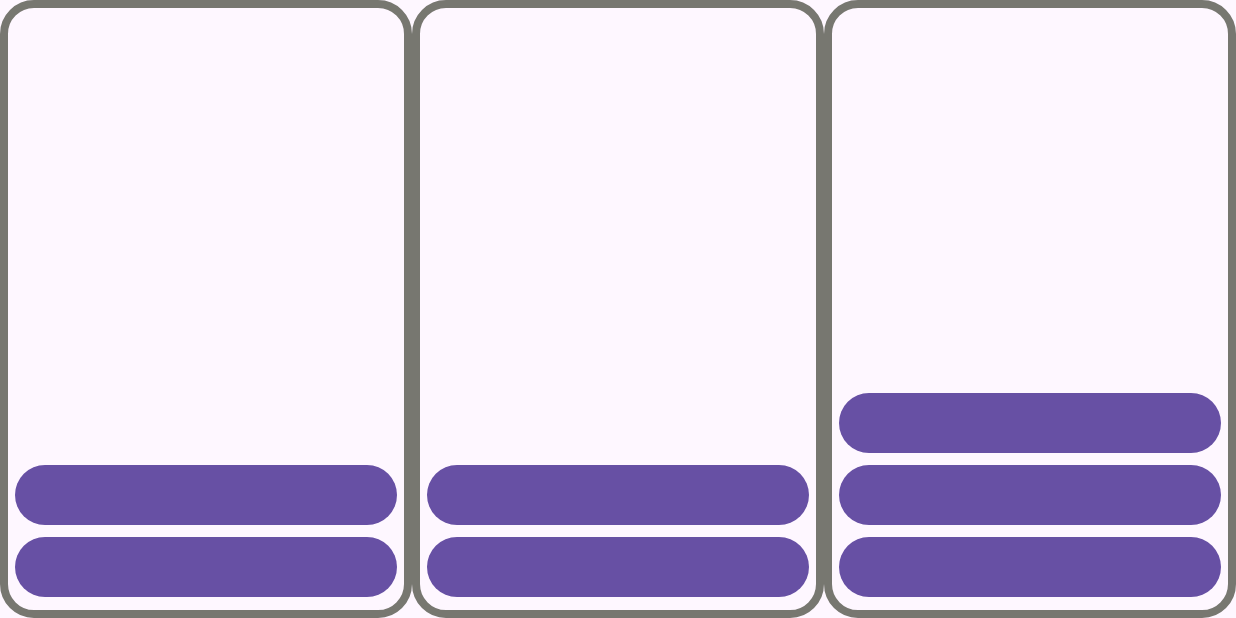
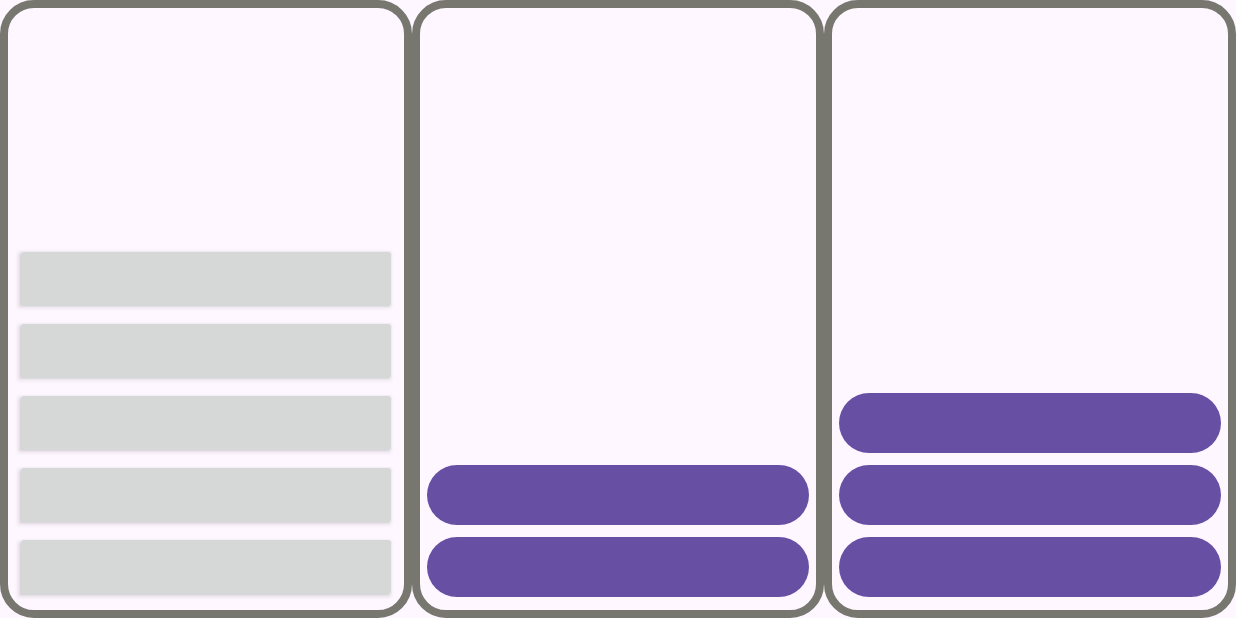
Before and after one commit to marskib/hanoi-oop-android-java, an Android app: the screen it shows after launch (MainActivity), on a phone screen of 824 x 412 dp (held sideways). Run offline under Robolectric (Android 15) with nearby library versions, the phone set to English and light mode, and no system bars.

Commit message:
pierwsze buttony dynamiczne - raczkowanie...

```diff
--- a/app/src/main/java/pl/autyzmsoft/hanoi/MainActivity.java
+++ b/app/src/main/java/pl/autyzmsoft/hanoi/MainActivity.java
@@ -3,6 +3,8 @@ package pl.autyzmsoft.hanoi;
 import androidx.appcompat.app.AppCompatActivity;
 
 import android.os.Bundle;
+import android.widget.Button;
+import android.widget.LinearLayout;
 
 public class MainActivity extends AppCompatActivity {
     static int movesToEnd; //remaining number of moves
@@ -68,7 +70,7 @@ public class MainActivity extends AppCompatActivity {
         Console.CursorVisible = false;
 
         //Number of disks:
-        int n = 2  ;
+        int n = 5  ;
         //
         movesToEnd = TotalMoves(n);
         Console.WriteLine("Liczba krążków: " + n);
@@ -84,6 +86,16 @@ public class MainActivity extends AppCompatActivity {
         for (int i = 0; i < n; i++)
         {
             towerA.PutDisk(new Disk(i));
+
+            //moje na Android - 2023.12.26, proby:
+
+            Button btn = new Button(this);
+            LinearLayout linearLayout = (LinearLayout) findViewById(R.id.tower_A);
+            linearLayout.addView(btn);
+
+
+            //moje - proby - koniec
+
         }
         //
         Utilities.gotoXY(Utilities.kA, Utilities.Wd + 1); Console.Write('A');
@@ -97,7 +109,7 @@ public class MainActivity extends AppCompatActivity {
         Utilities.gotoXY(0, Utilities.Wd + 4);
         Console.WriteLine("                                        ");
         //
-        Hanoi(n, towerA, towerC, towerB);
+        //Hanoi(n, towerA, towerC, towerB);
         //
         //odstep pod rysunkiem:
         Utilities.gotoXY(Utilities.kA, Utilities.Wd + 5);
--- a/app/src/main/res/layout-land/activity_main_land.xml
+++ b/app/src/main/res/layout-land/activity_main_land.xml
@@ -14,15 +14,7 @@
         android:background="@drawable/customborder"
         android:orientation="vertical">
 
-        <Button
-            android:layout_width="match_parent"
-            android:layout_height="wrap_content">
-        </Button>
 
-        <Button
-            android:layout_width="match_parent"
-            android:layout_height="wrap_content">
-        </Button>
     </LinearLayout>
 
     <LinearLayout
```
